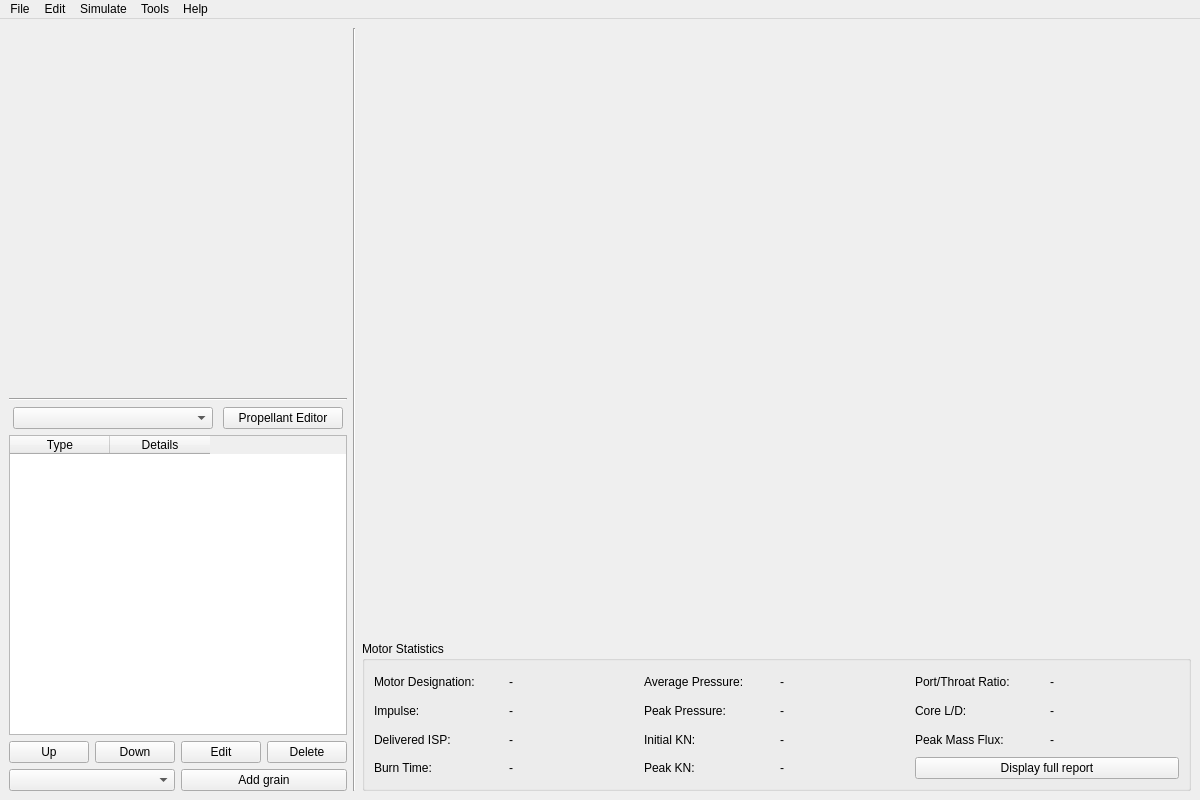
Before: the Qt Designer form resources/MainWindow.ui in reilleya/openMotor, drawn with Qt 5.
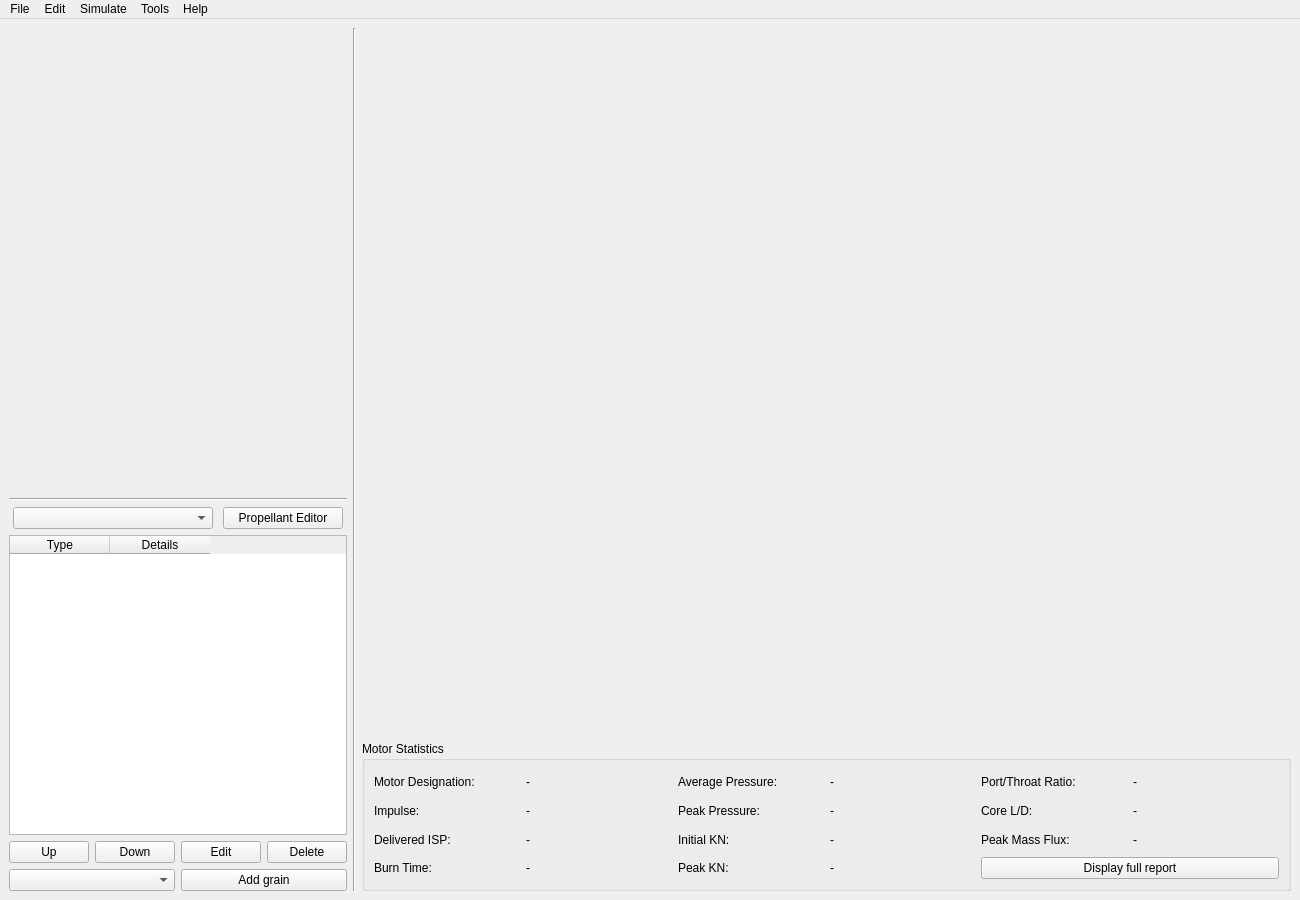
After: the same form once the commit is applied. Icons and pictures are not drawn. Custom widgets are drawn as their Qt base class.

Diff of the .ui file:
```diff
--- a/resources/MainWindow.ui
+++ b/resources/MainWindow.ui
@@ -6,14 +6,14 @@
    <rect>
     <x>0</x>
     <y>0</y>
-    <width>1200</width>
-    <height>800</height>
+    <width>1300</width>
+    <height>900</height>
    </rect>
   </property>
   <property name="minimumSize">
    <size>
-    <width>1200</width>
-    <height>800</height>
+    <width>1300</width>
+    <height>900</height>
    </size>
   </property>
   <property name="maximumSize">
@@ -457,8 +457,8 @@
     <rect>
      <x>0</x>
      <y>0</y>
-     <width>1200</width>
-     <height>24</height>
+     <width>1300</width>
+     <height>21</height>
     </rect>
    </property>
    <widget class="QMenu" name="menuFile">
```
